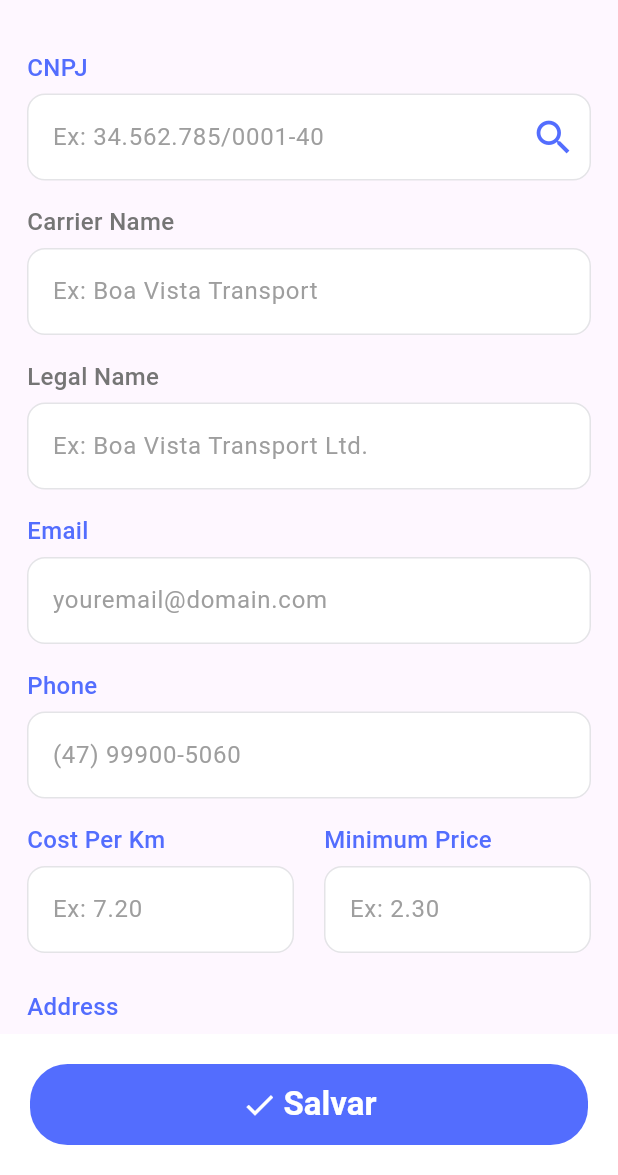
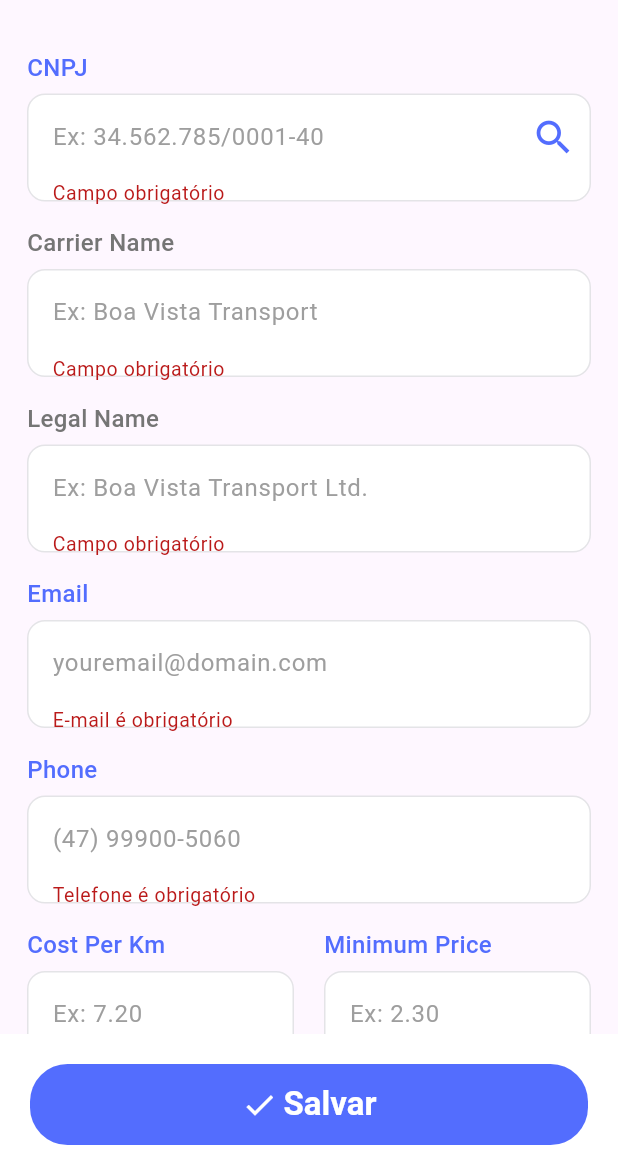
Before and after one commit to DiogoMaraschi/projeto_final_lince_tech, a Flutter app: the screen it shows after launch, after a tap on "Salvar", on a phone screen of 412 x 824 dp, the part 61-1236 px from its top. Run offline on Flutter 3.47's test engine with Material 3 defaults, Android fonts, the phone set to English and light mode, and no system bars; our stand-ins replace image_picker, shared_preferences, sqflite; accounts and stored records are empty.

Commit message:
feat: add field validation for registration forms

```diff
--- a/projeto_final_lince_tech/lib/main.dart
+++ b/projeto_final_lince_tech/lib/main.dart
@@ -2,6 +2,7 @@ import 'package:flutter/material.dart';
 import 'package:projeto_final_lince_tech/l10n/app_localizations.dart';
 import 'core/dependecies/injection.dart';
 import 'presentation/pages/carrier_details.dart';
+import 'presentation/pages/product_details.dart';
 
 late final Injection injection;
 
--- a/projeto_final_lince_tech/lib/presentation/pages/carrier_details.dart
+++ b/projeto_final_lince_tech/lib/presentation/pages/carrier_details.dart
@@ -1,13 +1,18 @@
 import 'package:flutter/material.dart';
+import 'package:flutter/services.dart';
 import 'package:provider/provider.dart';
 
 import '../../l10n/app_localizations.dart';
 import '../../main.dart';
 import '../controllers/carrier_controller.dart';
+import '../validators/cnpj_validator.dart';
+import '../validators/email_validator.dart';
+import '../validators/not_empty_validator.dart';
+import '../validators/phone_validator.dart';
 import '../widgets/adress_form.dart';
 import '../widgets/bottom_button.dart';
 import '../widgets/commom_label.dart';
-import '../widgets/commom_text_field.dart';
+import '../widgets/commom_text_form_field.dart';
 
 class CarrierDetails extends StatelessWidget {
   const CarrierDetails({super.key});
@@ -26,6 +31,9 @@ class CarrierDetails extends StatelessWidget {
 
 class _CarrierDetailState extends StatelessWidget {
   _CarrierDetailState();
+
+  final _formKey = GlobalKey<FormState>();
+  final _cepFieldKey = GlobalKey<FormFieldState>();
 
   @override
   Widget build(BuildContext context) {
@@ -50,21 +58,23 @@ class _CarrierDetailState extends StatelessWidget {
                 child: SingleChildScrollView(
                   padding: EdgeInsets.all(18),
                   child: Form(
+                    key: _formKey,
                     child: Column(
                       crossAxisAlignment: CrossAxisAlignment.start,
                       children: [
                         // CNPJ
                         CommomLabel(text: l10n.commomCnpj, isPrimary: true),
                         SizedBox(height: 6),
-                        CommomTextField(
+                        CommomTextFormField(
                           controller: state.cnpjController,
                           hintText: l10n.commomHintCnpj,
                           keyboardType: TextInputType.number,
+                          validator: validateCnpj,
+                          inputFormatters: [
+                            FilteringTextInputFormatter.digitsOnly,
+                          ],
                           suffixIcon: IconButton(
-                            onPressed: () {
-                              context.read<CarrierController>().searchCnpj();
-                              print('botao pressionado');
-                            },
+                            onPressed: state.searchCnpj,
                             icon: const Icon(Icons.search, size: 30),
                           ),
                         ),
@@ -73,9 +83,10 @@ class _CarrierDetailState extends StatelessWidget {
                         // Name
                         CommomLabel(text: l10n.carrierName),
                         SizedBox(height: 6),
-                        CommomTextField(
+                        CommomTextFormField(
                           controller: state.nameController,
                           hintText: l10n.carrierHintName,
+                          validator: isNotEmpty,
                         ),
 
                         SizedBox(height: 16),
@@ -83,9 +94,10 @@ class _CarrierDetailState extends StatelessWidget {
                         // Legal Name
                         CommomLabel(text: l10n.carrierLegalName),
                         SizedBox(height: 6),
-                        CommomTextField(
+                        CommomTextFormField(
                           controller: state.legalNameController,
                           hintText: l10n.carrierHintLegalName,
+                          validator: isNotEmpty,
                         ),
 
                         SizedBox(height: 16),
@@ -93,10 +105,11 @@ class _CarrierDetailState extends StatelessWidget {
                         // Email
                         CommomLabel(text: l10n.commomEmail, isPrimary: true),
                         SizedBox(height: 6),
-                        CommomTextField(
+                        CommomTextFormField(
                           controller: state.emailController,
                           hintText: l10n.commomHintEmail,
                           keyboardType: TextInputType.emailAddress,
+                          validator: validateEmail,
                         ),
 
                         SizedBox(height: 16),
@@ -104,10 +117,11 @@ class _CarrierDetailState extends StatelessWidget {
                         // Phone
                         CommomLabel(text: l10n.commomPhone, isPrimary: true),
                         SizedBox(height: 6),
-                        CommomTextField(
+                        CommomTextFormField(
                           controller: state.phoneController,
                           hintText: l10n.commomHintPhone,
                           keyboardType: TextInputType.phone,
+                          validator: validatePhone,
                         ),
 
                         SizedBox(height: 16),
@@ -124,10 +138,14 @@ class _CarrierDetailState extends StatelessWidget {
                                     isPrimary: true,
                                   ),
                                   SizedBox(height: 6),
-                                  CommomTextField(
+                                  CommomTextFormField(
                                     controller: state.costPerKmController,
                                     hintText: l10n.carrierHintCostPerKm,
                                     keyboardType: TextInputType.number,
+                                    validator: isNotEmpty,
+                                    inputFormatters: [
+                                      FilteringTextInputFormatter.digitsOnly,
+                                    ],
                                   ),
                                 ],
                               ),
@@ -144,10 +162,14 @@ class _CarrierDetailState extends StatelessWidget {
                                     isPrimary: true,
                                   ),
                                   SizedBox(height: 6),
-                                  CommomTextField(
+                                  CommomTextFormField(
                                     controller: state.minimumPriceController,
                                     hintText: l10n.carrierHintMinimumPrice,
                                     keyboardType: TextInputType.phone,
+                                    validator: isNotEmpty,
+                                    inputFormatters: [
+                                      FilteringTextInputFormatter.digitsOnly,
+                                    ],
                                   ),
                                 ],
                               ),
@@ -163,6 +185,7 @@ class _CarrierDetailState extends StatelessWidget {
                           neighborhoodController: state.neighborhoodController,
                           complementController: state.complementController,
                           searchByZipcode: state.searchZipcode,
+                          cepFieldKey: _cepFieldKey,
                         ),
                       ],
                     ),
@@ -175,7 +198,12 @@ class _CarrierDetailState extends StatelessWidget {
       ),
       bottomNavigationBar: BottomButton(
         btnText: 'Salvar',
-        btnAction: () => print(''),
+        btnAction: () {
+          if (_formKey.currentState!.validate()) {
+            print('Formulário válido');
+            // TODO salvar no banco
+          }
+        },
       ),
     );
   }
--- a/projeto_final_lince_tech/lib/presentation/pages/product_details.dart
+++ b/projeto_final_lince_tech/lib/presentation/pages/product_details.dart
@@ -1,12 +1,14 @@
 import 'package:flutter/material.dart';
+import 'package:flutter/services.dart';
 import 'package:provider/provider.dart';
 import '../../l10n/app_localizations.dart';
 import '../../main.dart';
 import '../app_colors.dart';
 import '../controllers/product_controller.dart';
+import '../validators/not_empty_validator.dart';
 import '../widgets/bottom_button.dart';
 import '../widgets/commom_label.dart';
-import '../widgets/commom_text_field.dart';
+import '../widgets/commom_text_form_field.dart';
 
 class ProductDetails extends StatelessWidget {
   const ProductDetails({super.key});
@@ -24,6 +26,8 @@ class ProductDetails extends StatelessWidget {
 
 class _ProductDetailsState extends StatelessWidget {
   _ProductDetailsState();
+
+  final _formKey = GlobalKey<FormState>();
 
   final primaryColor = AppColors().primaryColor;
 
@@ -51,6 +55,7 @@ class _ProductDetailsState extends StatelessWidget {
                 child: SingleChildScrollView(
                   padding: const EdgeInsets.all(18),
                   child: Form(
+                    key: _formKey,
                     child: Column(
                       crossAxisAlignment: CrossAxisAlignment.start,
                       children: [
@@ -79,7 +84,7 @@ class _ProductDetailsState extends StatelessWidget {
                               GestureDetector(
                                 onTap: () => print('clicou no texto'),
                                 child: Text(
-                                  l10n!.commomAddImage,
+                                  l10n.commomAddImage,
                                   style: TextStyle(
                                     fontSize: 14,
                                     color: primaryColor,
@@ -98,9 +103,10 @@ class _ProductDetailsState extends StatelessWidget {
 
                         const SizedBox(height: 6),
 
-                        CommomTextField(
+                        CommomTextFormField(
                           controller: state.nameController,
                           hintText: l10n.productHintName,
+                          validator: isNotEmpty,
                         ),
 
                         const SizedBox(height: 16),
@@ -110,10 +116,14 @@ class _ProductDetailsState extends StatelessWidget {
 
                         const SizedBox(height: 6),
 
-                        CommomTextField(
+                        CommomTextFormField(
                           controller: state.barcodeController,
                           hintText: l10n.productHintBarcode,
                           keyboardType: TextInputType.number,
+                          validator: isNotEmpty,
+                          inputFormatters: [
+                            FilteringTextInputFormatter.digitsOnly,
+                          ],
                           suffixIcon: const Icon(
                             Icons.qr_code_scanner,
                             size: 28,
@@ -130,7 +140,7 @@ class _ProductDetailsState extends StatelessWidget {
 
                         const SizedBox(height: 6),
 
-                        CommomTextField(
+                        CommomTextFormField(
                           controller: state.descriptionController,
                           hintText: l10n.productHintDescription,
                           maxLines: 4,
@@ -143,9 +153,10 @@ class _ProductDetailsState extends StatelessWidget {
 
                         const SizedBox(height: 6),
 
-                        CommomTextField(
+                        CommomTextFormField(
                           controller: state.brandController,
                           hintText: l10n.productHintBrand,
+                          validator: isNotEmpty,
                         ),
                       ],
                     ),
@@ -156,7 +167,12 @@ class _ProductDetailsState extends StatelessWidget {
           ),
           bottomNavigationBar: BottomButton(
             btnText: 'Salvar',
-            btnAction: state.takePicture,
+            btnAction: () {
+              if (_formKey.currentState!.validate()) {
+                print('Formulário válido');
+                // TODO salvar no banco
+              }
+            },
           ),
         );
       },
--- /dev/null
+++ b/projeto_final_lince_tech/lib/presentation/validators/cep_validator.dart
@@ -0,0 +1,13 @@
+String? validateCep(String? value) {
+  if (value == null || value.trim().isEmpty) {
+    return 'CEP é obrigatório';
+  }
+
+  final cep = value.replaceAll(RegExp(r'\D'), '');
+
+  if (cep.length != 8) {
+    return 'CEP inválido';
+  }
+
+  return null;
+}
--- /dev/null
+++ b/projeto_final_lince_tech/lib/presentation/validators/cnpj_validator.dart
@@ -0,0 +1,49 @@
+import 'not_empty_validator.dart';
+
+String? validateCnpj(String? value) {
+  final requiredError = isNotEmpty(value);
+
+  if (requiredError != null) {
+    return requiredError;
+  }
+
+  final cnpj = value!.replaceAll(RegExp(r'\D'), '');
+
+  if (cnpj.length != 14) {
+    return 'CNPJ deve possuir 14 dígitos';
+  }
+
+  if (RegExp(r'^(\d)\1*$').hasMatch(cnpj)) {
+    return 'CNPJ inválido';
+  }
+
+  int calculateDigit(String value) {
+    final weights = value.length == 12
+        ? [5, 4, 3, 2, 9, 8, 7, 6, 5, 4, 3, 2]
+        : [6, 5, 4, 3, 2, 9, 8, 7, 6, 5, 4, 3, 2];
+
+    var sum = 0;
+
+    for (var i = 0; i < value.length; i++) {
+      sum += int.parse(value[i]) * weights[i];
+    }
+
+    final remainder = sum % 11;
+
+    return remainder < 2 ? 0 : 11 - remainder;
+  }
+
+  final firstDigit = calculateDigit(cnpj.substring(0, 12));
+
+  if (firstDigit != int.parse(cnpj[12])) {
+    return 'CNPJ inválido';
+  }
+
+  final secondDigit = calculateDigit(cnpj.substring(0, 13));
+
+  if (secondDigit != int.parse(cnpj[13])) {
+    return 'CNPJ inválido';
+  }
+
+  return null;
+}
--- /dev/null
+++ b/projeto_final_lince_tech/lib/presentation/validators/email_validator.dart
@@ -0,0 +1,13 @@
+String? validateEmail(String? value) {
+  if (value == null || value.trim().isEmpty) {
+    return 'E-mail é obrigatório';
+  }
+
+  final emailRegex = RegExp(r'^[^@\s]+@[^@\s]+\.[^@\s]+$');
+
+  if (!emailRegex.hasMatch(value)) {
+    return 'E-mail inválido';
+  }
+
+  return null;
+}
--- /dev/null
+++ b/projeto_final_lince_tech/lib/presentation/validators/not_empty_validator.dart
@@ -0,0 +1,6 @@
+String? isNotEmpty(String? value) {
+  if (value == null || value.trim().isEmpty) {
+    return 'Campo obrigatório';
+  }
+  return null;
+}
--- /dev/null
+++ b/projeto_final_lince_tech/lib/presentation/validators/phone_validator.dart
@@ -0,0 +1,13 @@
+String? validatePhone(String? value) {
+  if (value == null || value.trim().isEmpty) {
+    return 'Telefone é obrigatório';
+  }
+
+  final phone = value.replaceAll(RegExp(r'\D'), '');
+
+  if (phone.length != 10 && phone.length != 11) {
+    return 'Telefone inválido';
+  }
+
+  return null;
+}
--- a/projeto_final_lince_tech/lib/presentation/widgets/adress_form.dart
+++ b/projeto_final_lince_tech/lib/presentation/widgets/adress_form.dart
@@ -1,8 +1,11 @@
 import 'package:flutter/material.dart';
+import 'package:flutter/services.dart';
 
 import '../../l10n/app_localizations.dart';
+import '../validators/cep_validator.dart';
+import '../validators/not_empty_validator.dart';
 import 'commom_label.dart';
-import 'commom_text_field.dart';
+import 'commom_text_form_field.dart';
 
 class AdressForm extends StatelessWidget {
   final TextEditingController cepController;
@@ -13,6 +16,7 @@ class AdressForm extends StatelessWidget {
   final TextEditingController neighborhoodController;
   final TextEditingController complementController;
   final VoidCallback searchByZipcode;
+  final GlobalKey<FormFieldState> cepFieldKey;
 
   const AdressForm({
     super.key,
@@ -24,6 +28,7 @@ class AdressForm extends StatelessWidget {
     required this.neighborhoodController,
     required this.complementController,
     required this.searchByZipcode,
+    required this.cepFieldKey,
   });
 
   @override
@@ -44,14 +49,18 @@ class AdressForm extends StatelessWidget {
         CommomLabel(text: l10n.addressCep, isPrimary: true),
         const SizedBox(height: 6),
 
-        CommomTextField(
+        CommomTextFormField(
+          key: cepFieldKey,
           controller: cepController,
           hintText: l10n.addressHintCep,
           keyboardType: TextInputType.number,
+          validator: validateCep,
+          inputFormatters: [FilteringTextInputFormatter.digitsOnly],
           suffixIcon: IconButton(
             onPressed: () {
-              print('botao form');
-              searchByZipcode();
+              if (cepFieldKey.currentState!.validate()) {
+                searchByZipcode();
+              }
             },
             icon: const Icon(Icons.search, size: 30),
           ),
@@ -69,9 +78,10 @@ class AdressForm extends StatelessWidget {
                   CommomLabel(text: l10n.addressState, isPrimary: true),
                   const SizedBox(height: 6),
 
-                  CommomTextField(
+                  CommomTextFormField(
                     controller: stateController,
                     hintText: l10n.addressHintState,
+                    validator: isNotEmpty,
                   ),
                 ],
               ),
@@ -87,9 +97,10 @@ class AdressForm extends StatelessWidget {
                   CommomLabel(text: l10n.addressCity, isPrimary: true),
                   const SizedBox(height: 6),
 
-                  CommomTextField(
+                  CommomTextFormField(
                     controller: cityController,
                     hintText: l10n.addressHintCity,
+                    validator: isNotEmpty,
                   ),
                 ],
               ),
@@ -103,9 +114,10 @@ class AdressForm extends StatelessWidget {
         CommomLabel(text: l10n.addressStreet, isPrimary: true),
         const SizedBox(height: 6),
 
-        CommomTextField(
+        CommomTextFormField(
           controller: streetController,
           hintText: l10n.addressHintStreet,
+          validator: isNotEmpty,
         ),
 
         const SizedBox(height: 16),
@@ -120,10 +132,12 @@ class AdressForm extends StatelessWidget {
                   CommomLabel(text: l10n.addressNumber, isPrimary: true),
                   const SizedBox(height: 6),
 
-                  CommomTextField(
+                  CommomTextFormField(
                     controller: numberController,
                     hintText: l10n.addressHintNumber,
                     keyboardType: TextInputType.number,
+                    validator: isNotEmpty,
+                    inputFormatters: [FilteringTextInputFormatter.digitsOnly],
                   ),
                 ],
               ),
@@ -139,7 +153,7 @@ class AdressForm extends StatelessWidget {
                   CommomLabel(text: l10n.addressNeighborhood, isPrimary: true),
                   const SizedBox(height: 6),
 
-                  CommomTextField(
+                  CommomTextFormField(
                     controller: neighborhoodController,
                     hintText: l10n.addressHintNeighborhood,
                   ),
@@ -155,7 +169,7 @@ class AdressForm extends StatelessWidget {
         CommomLabel(text: l10n.addressComplement),
         const SizedBox(height: 6),
 
-        CommomTextField(
+        CommomTextFormField(
           controller: complementController,
           hintText: l10n.addressHintComplement,
         ),
--- a/projeto_final_lince_tech/lib/presentation/widgets/bottom_button.dart
+++ b/projeto_final_lince_tech/lib/presentation/widgets/bottom_button.dart
@@ -20,7 +20,7 @@ class BottomButton extends StatelessWidget {
         height: 54,
         width: double.infinity,
         child: ElevatedButton(
-          onPressed: () => btnAction,
+          onPressed: btnAction,
           style: ElevatedButton.styleFrom(
             backgroundColor: AppColors().primaryColor,
             foregroundColor: Colors.white,
--- a/projeto_final_lince_tech/lib/presentation/widgets/commom_text_field.dart
+++ b/projeto_final_lince_tech/lib/presentation/widgets/commom_text_form_field.dart
@@ -1,15 +1,19 @@
 import 'package:flutter/material.dart';
+import 'package:flutter/services.dart';
 
 import '../app_colors.dart';
 
-class CommomTextField extends StatelessWidget {
-  CommomTextField({
+class CommomTextFormField extends StatelessWidget {
+  CommomTextFormField({
     super.key,
     required this._controller,
     required this._hintText,
     this._keyboardType = TextInputType.text,
     this._maxLines = 1,
     this._suffixIcon,
+    this.validator,
+    this.inputFormatters,
+    this.fieldKey,
   });
 
   final TextEditingController _controller;
@@ -17,6 +21,9 @@ class CommomTextField extends StatelessWidget {
   final TextInputType _keyboardType;
   final int _maxLines;
   final Widget? _suffixIcon;
+  final String? Function(String?)? validator;
+  final List<TextInputFormatter>? inputFormatters;
+  final Key? fieldKey;
 
   final primaryColor = AppColors().primaryColor;
   final hintColor = AppColors().hintColor;
@@ -29,10 +36,13 @@ class CommomTextField extends StatelessWidget {
         borderRadius: BorderRadius.circular(12),
         border: Border.all(color: const Color(0xFFE4E4E7), width: 1),
       ),
-      child: TextField(
+      child: TextFormField(
+        key: fieldKey,
         controller: _controller,
         keyboardType: _keyboardType,
         maxLines: _maxLines,
+        validator: validator,
+        inputFormatters: inputFormatters,
         decoration: InputDecoration(
           hintText: _hintText,
           hintStyle: TextStyle(fontSize: 16, color: hintColor),
@@ -43,6 +53,7 @@ class CommomTextField extends StatelessWidget {
           border: InputBorder.none,
           suffixIcon: _suffixIcon,
           suffixIconColor: primaryColor,
+          errorStyle: const TextStyle(fontSize: 13, height: 0.8),
         ),
       ),
     );
```
Also changed, not shown: 1 other file.
